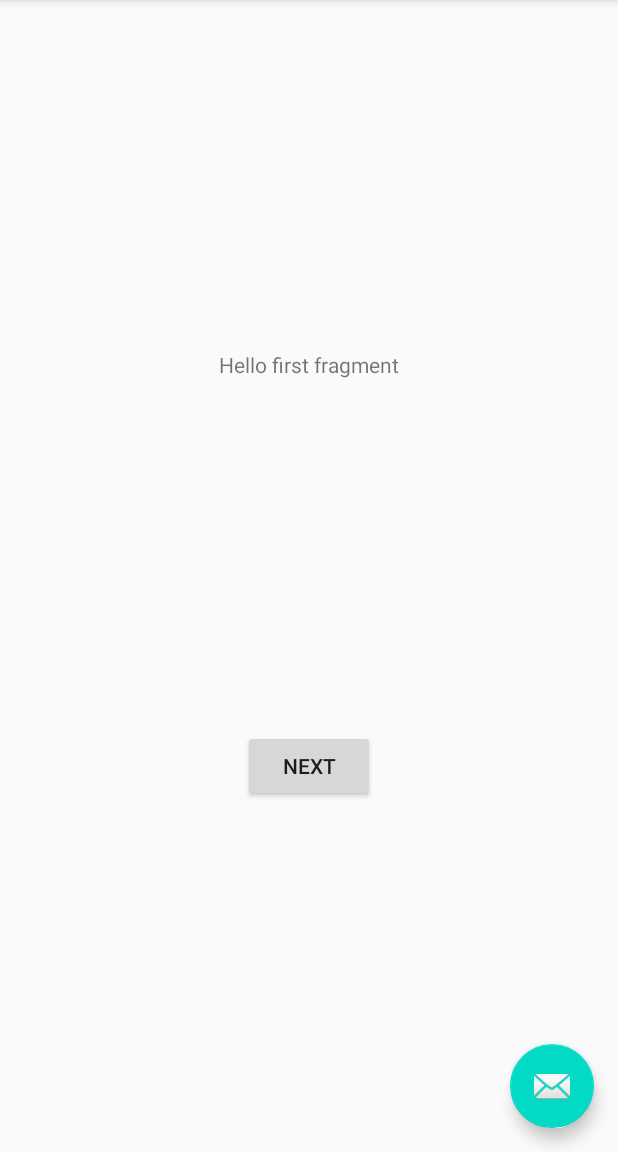
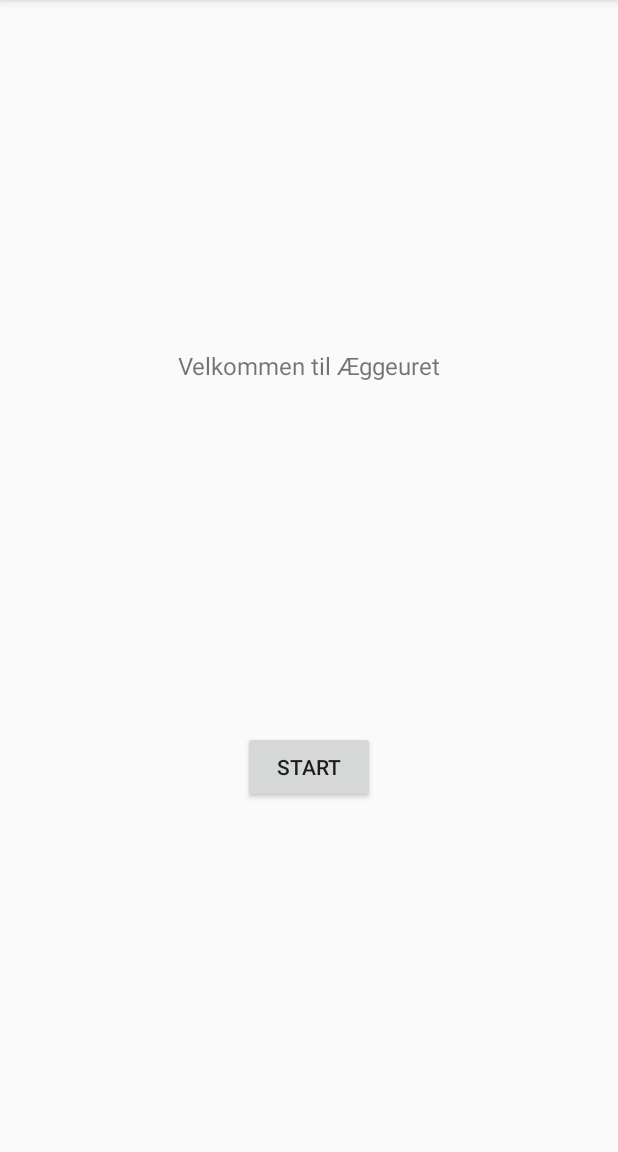
Before and after one commit to ZealousCynic/EggWatch, an Android app: the screen it shows after launch (MainActivity), on a phone screen of 412 x 824 dp, the part 84-1236 px from its top. Run offline under Robolectric (Android 15) with nearby library versions, the phone set to English and light mode, and no system bars.

Commit message:
Introducing beginnings of MVP framework

```diff
--- /dev/null
+++ b/app/src/main/java/com/EggTimer/Timerable.java
@@ -0,0 +1,4 @@
+package com.EggTimer;
+
+public interface Timerable {
+}
--- /dev/null
+++ b/app/src/main/java/com/EggWatch/EggPresentable.java
@@ -0,0 +1,6 @@
+package com.EggWatch;
+
+public interface EggPresentable {
+    public void startTimer(EggType et);
+    public void stopTimer();
+}
--- a/app/src/main/java/com/EggWatch/FirstFragment.java
+++ b/app/src/main/java/com/EggWatch/FirstFragment.java
@@ -27,7 +27,7 @@ public class FirstFragment extends Fragment {
             @Override
             public void onClick(View view) {
                 NavHostFragment.findNavController(FirstFragment.this)
-                        .navigate(R.id.action_FirstFragment_to_SecondFragment);
+                        .navigate(R.id.action_FirstFragment_to_EggMain);
             }
         });
     }
--- a/app/src/main/java/com/EggWatch/MainActivity.java
+++ b/app/src/main/java/com/EggWatch/MainActivity.java
@@ -20,15 +20,6 @@ public class MainActivity extends AppCompatActivity {
         setContentView(R.layout.activity_main);
         Toolbar toolbar = findViewById(R.id.toolbar);
         setSupportActionBar(toolbar);
-
-        FloatingActionButton fab = findViewById(R.id.fab);
-        fab.setOnClickListener(new View.OnClickListener() {
-            @Override
-            public void onClick(View view) {
-                Snackbar.make(view, "Replace with your own action", Snackbar.LENGTH_LONG)
-                        .setAction("Action", null).show();
-            }
-        });
     }
 
     @Override
--- a/app/src/main/res/layout/activity_main.xml
+++ b/app/src/main/res/layout/activity_main.xml
@@ -22,12 +22,4 @@
 
     <include layout="@layout/content_main" />
 
-    <com.google.android.material.floatingactionbutton.FloatingActionButton
-        android:id="@+id/fab"
-        android:layout_width="wrap_content"
-        android:layout_height="wrap_content"
-        android:layout_gravity="bottom|end"
-        android:layout_margin="@dimen/fab_margin"
-        app:srcCompat="@android:drawable/ic_dialog_email" />
-
 </androidx.coordinatorlayout.widget.CoordinatorLayout>
--- a/app/src/main/res/layout/fragment_first.xml
+++ b/app/src/main/res/layout/fragment_first.xml
@@ -10,7 +10,8 @@
         android:id="@+id/textview_first"
         android:layout_width="wrap_content"
         android:layout_height="wrap_content"
-        android:text="@string/hello_first_fragment"
+        android:text="@string/s_entereggwatch"
+        android:textSize="@dimen/fab_16sp"
         app:layout_constraintBottom_toTopOf="@id/button_first"
         app:layout_constraintEnd_toEndOf="parent"
         app:layout_constraintStart_toStartOf="parent"
@@ -20,7 +21,7 @@
         android:id="@+id/button_first"
         android:layout_width="wrap_content"
         android:layout_height="wrap_content"
-        android:text="@string/next"
+        android:text="@string/s_entereggwatch_buttontext"
         app:layout_constraintBottom_toBottomOf="parent"
         app:layout_constraintEnd_toEndOf="parent"
         app:layout_constraintStart_toStartOf="parent"
--- a/app/src/main/res/navigation/nav_graph.xml
+++ b/app/src/main/res/navigation/nav_graph.xml
@@ -14,6 +14,10 @@
         <action
             android:id="@+id/action_FirstFragment_to_SecondFragment"
             app:destination="@id/SecondFragment" />
+
+        <action
+            android:id="@+id/action_FirstFragment_to_EggMain"
+            app:destination="@id/EggMain" />
     </fragment>
     <fragment
         android:id="@+id/SecondFragment"
@@ -25,4 +29,18 @@
             android:id="@+id/action_SecondFragment_to_FirstFragment"
             app:destination="@id/FirstFragment" />
     </fragment>
+
+    <fragment
+        android:id="@+id/EggMain"
+        android:name="com.EggWatch.EggMain"
+        android:label="Egg Main"
+        tools:layout="@layout/eggwatch_view"
+        >
+
+        <action
+            android:id="@+id/action_EggMain_to_FirstFragment"
+            app:destination="@+id/FirstFragment"
+            />
+
+    </fragment>
 </navigation>
--- a/app/src/main/res/values/dimens.xml
+++ b/app/src/main/res/values/dimens.xml
@@ -1,3 +1,6 @@
 <resources>
     <dimen name="fab_margin">16dp</dimen>
+    <dimen name ="fab_12sp">12sp</dimen>
+    <dimen name="fab_16sp">16sp</dimen>
+    <dimen name ="fab_32sp">32sp</dimen>
 </resources>
```
Also changed, not shown: app/src/main/java/com/EggWatch/EggType.java (added, +8 -0 lines), app/src/main/java/com/EggWatch/EggView.java (added, +37 -0 lines), app/src/main/res/layout/eggwatch_view.xml (added, +87 -0 lines), app/src/main/res/values/strings.xml (+14 -0 lines).
